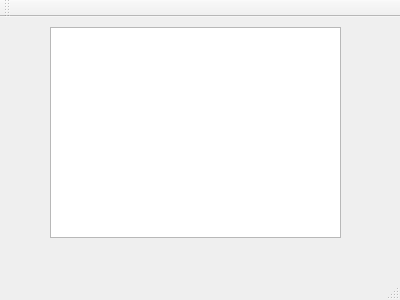
Mike308/SerialDetector, file mainwindow.ui: the form before one commit.
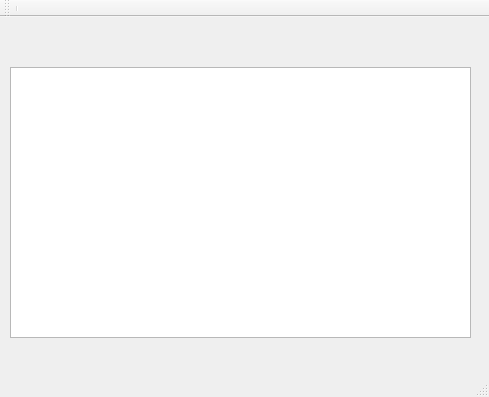
The form after the commit.

```diff
--- a/mainwindow.ui
+++ b/mainwindow.ui
@@ -6,10 +6,22 @@
    <rect>
     <x>0</x>
     <y>0</y>
-    <width>400</width>
-    <height>300</height>
+    <width>489</width>
+    <height>397</height>
    </rect>
   </property>
+  <property name="minimumSize">
+   <size>
+    <width>489</width>
+    <height>397</height>
+   </size>
+  </property>
+  <property name="maximumSize">
+   <size>
+    <width>489</width>
+    <height>397</height>
+   </size>
+  </property>
   <property name="windowTitle">
    <string>MainWindow</string>
   </property>
@@ -17,10 +29,10 @@
    <widget class="QPlainTextEdit" name="plainTextEdit">
     <property name="geometry">
      <rect>
-      <x>50</x>
-      <y>10</y>
-      <width>291</width>
-      <height>211</height>
+      <x>10</x>
+      <y>50</y>
+      <width>461</width>
+      <height>271</height>
      </rect>
     </property>
    </widget>
@@ -42,6 +54,7 @@
    <attribute name="toolBarBreak">
     <bool>false</bool>
    </attribute>
+   <addaction name="separator"/>
   </widget>
   <widget class="QStatusBar" name="statusBar"/>
  </widget>
```
Left out of the diff: 12 changed lines with no effect on the pictures.
